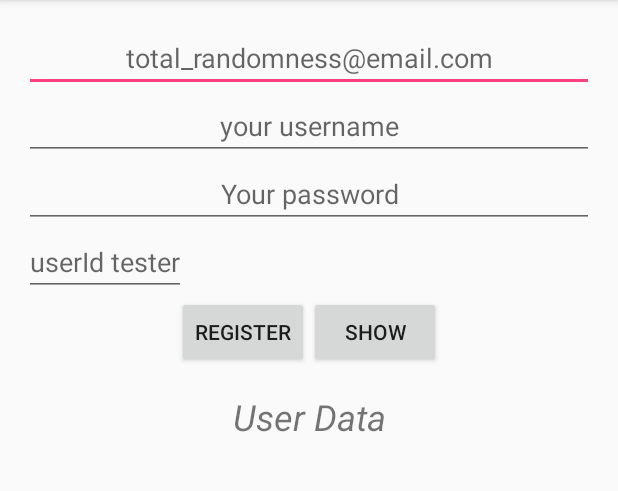
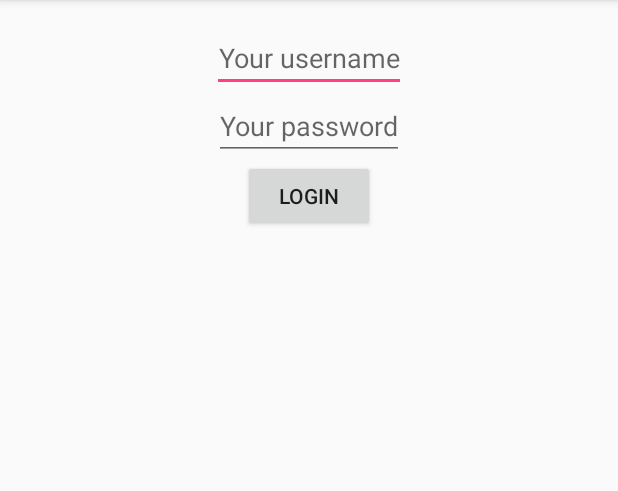
Before and after one commit to Sanakara/HalfTheWorld, an Android app: the screen it shows after launch (MainActivity), on a phone screen of 412 x 824 dp, the part 84-575 px from its top. Run offline under Robolectric (Android 15) with nearby library versions, the phone set to English and light mode, and no system bars.

Commit message:
Login, username and password checking

```diff
--- a/app/src/main/AndroidManifest.xml
+++ b/app/src/main/AndroidManifest.xml
@@ -15,6 +15,7 @@
                 <category android:name="android.intent.category.LAUNCHER" />
             </intent-filter>
         </activity>
+        <activity android:name=".Main2Activity"></activity>
     </application>
 
 </manifest>
--- a/app/src/main/res/layout/activity_main.xml
+++ b/app/src/main/res/layout/activity_main.xml
@@ -15,76 +15,31 @@
     android:orientation="vertical"
     tools:context="database.thing.MainActivity">
 
-    <LinearLayout
-        android:layout_width="match_parent"
-        android:layout_height="wrap_content"
-        android:orientation="vertical">
-
         <EditText
-            android:layout_width="match_parent"
+            android:layout_width="wrap_content"
             android:layout_height="wrap_content"
-            android:id="@+id/email"
-            android:hint="@string/email"
-            android:textAlignment="center"/>
-
-        <EditText
-            android:layout_width="match_parent"
-            android:layout_height="wrap_content"
-            android:id="@+id/username"
+            android:id="@+id/userName"
             android:hint="@string/username"
-            android:textAlignment="center"/>
-
-        <EditText
-            android:layout_width="match_parent"
-            android:layout_height="wrap_content"
-            android:id="@+id/passW"
-            android:hint="@string/password"
             android:textAlignment="center"
-            android:inputType="textPassword"/>
+            android:layout_gravity="center_horizontal"/>
 
         <EditText
             android:layout_width="wrap_content"
             android:layout_height="wrap_content"
-            android:id="@+id/userIdTest"
-            android:hint="userId tester"/>
+            android:id="@+id/passW"
+            android:hint="@string/password"
+            android:layout_gravity="center_horizontal"/>
 
-        <LinearLayout
+        <Button
             android:layout_width="wrap_content"
             android:layout_height="wrap_content"
-            android:orientation="horizontal"
-            android:layout_gravity="center_horizontal">
+            android:id="@+id/butt0"
+            android:text="@string/login"
+            android:layout_gravity="center_horizontal"
+            android:onClick="onLogMeIn"/>
 
-            <Button
-                android:layout_width="wrap_content"
-                android:layout_height="wrap_content"
-                android:id="@+id/register"
-                android:text="@string/register"
-                android:layout_gravity="center_horizontal"
-                android:onClick="onRegister"/>
 
-            <Button
-                android:layout_width="wrap_content"
-                android:layout_height="wrap_content"
-                android:id="@+id/butt0"
-                android:text="@string/show"
-                android:onClick="showMeUserData"/>
 
-        </LinearLayout>
 
-        <TextView
-            android:layout_width="match_parent"
-            android:layout_height="wrap_content"
-            android:text="@string/userData"
-            android:textSize="24sp"
-            android:textAlignment="center"
-            android:paddingTop="16dp"
-            android:textStyle="italic"/>
-
-        <TextView
-            android:layout_width="match_parent"
-            android:layout_height="wrap_content"
-            android:id="@+id/userData"/>
-
-    </LinearLayout>
-</LinearLayout>
+   </LinearLayout>
 </ScrollView>
--- a/app/src/main/res/values/strings.xml
+++ b/app/src/main/res/values/strings.xml
@@ -1,9 +1,14 @@
 <resources>
     <string name="app_name">HalfTheWorld</string>
-    <string name="username">your username</string>
-    <string name="email">total_randomness@email.com</string>
+    <string name="username">Your username</string>
+    <string name="email">example@email.com</string>
     <string name="password">Your password</string>
     <string name="register">REGISTER</string>
     <string name="userData">User Data</string>
     <string name="show">SHOW</string>
+    <string name="Confirm">Confirm your password</string>
+    <string name="title">Titre Momentané Mais qui Claque Sa Race</string>
+    <string name="login">Login</string>
+    <string name="errorUsername">This username does not exists</string>
+    <string name="errorPassword">Wrong password</string>
 </resources>
```
Also changed, not shown: app/src/main/java/database/thing/Main2Activity.java (added, +84 -0 lines), app/src/main/java/database/thing/MainActivity.java (+17 -53 lines), app/src/main/java/database/thing/UserDAO.java (+21 -0 lines), app/src/main/res/layout/activity_main2.xml (added, +107 -0 lines).
